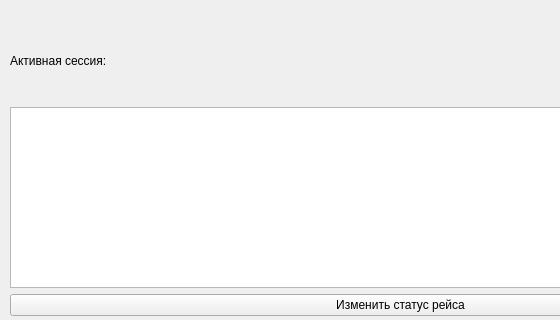
Qt form cosmo_main.ui (raines3/qtqt) before a commit; both pictures show x 0 to 560 and y 0 to 320 of the 811 by 597 pixel window.
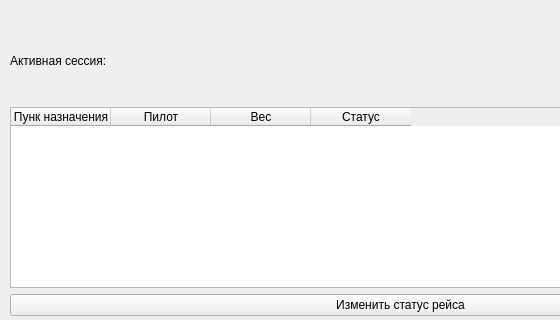
The same form after that commit.

```diff
--- a/cosmo_main.ui
+++ b/cosmo_main.ui
@@ -62,6 +62,26 @@
       <height>181</height>
      </rect>
     </property>
+    <column>
+     <property name="text">
+      <string>Пунк назначения</string>
+     </property>
+    </column>
+    <column>
+     <property name="text">
+      <string>Пилот</string>
+     </property>
+    </column>
+    <column>
+     <property name="text">
+      <string>Вес</string>
+     </property>
+    </column>
+    <column>
+     <property name="text">
+      <string>Статус</string>
+     </property>
+    </column>
    </widget>
    <widget class="QGroupBox" name="groupBox">
     <property name="geometry">
```
